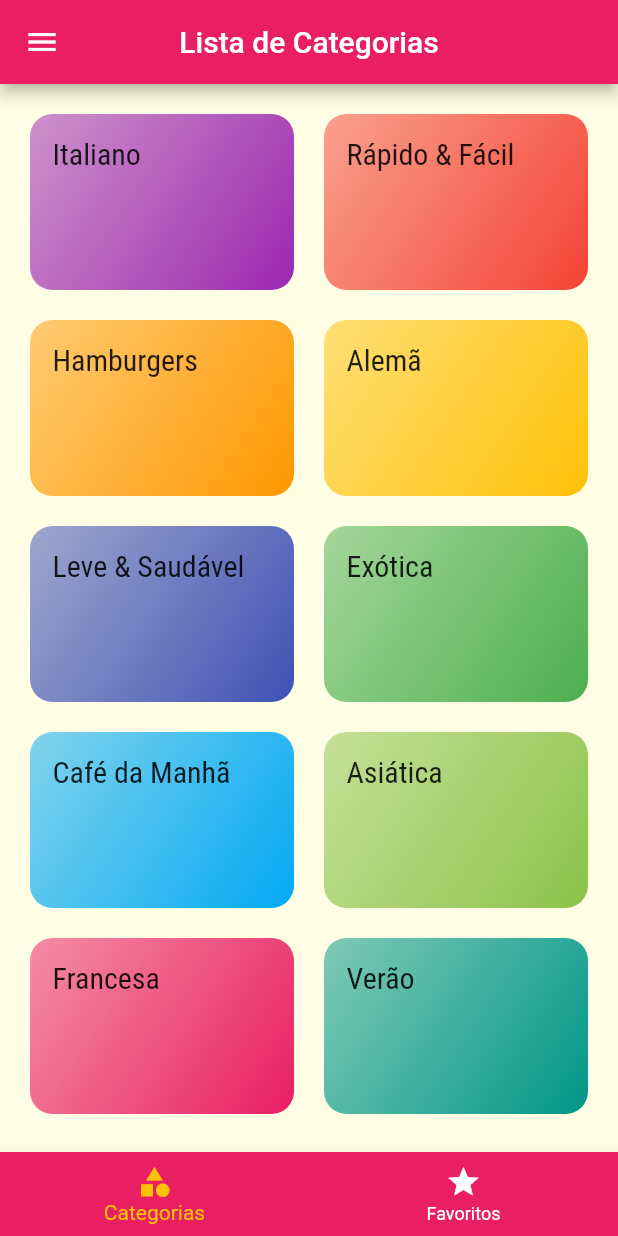
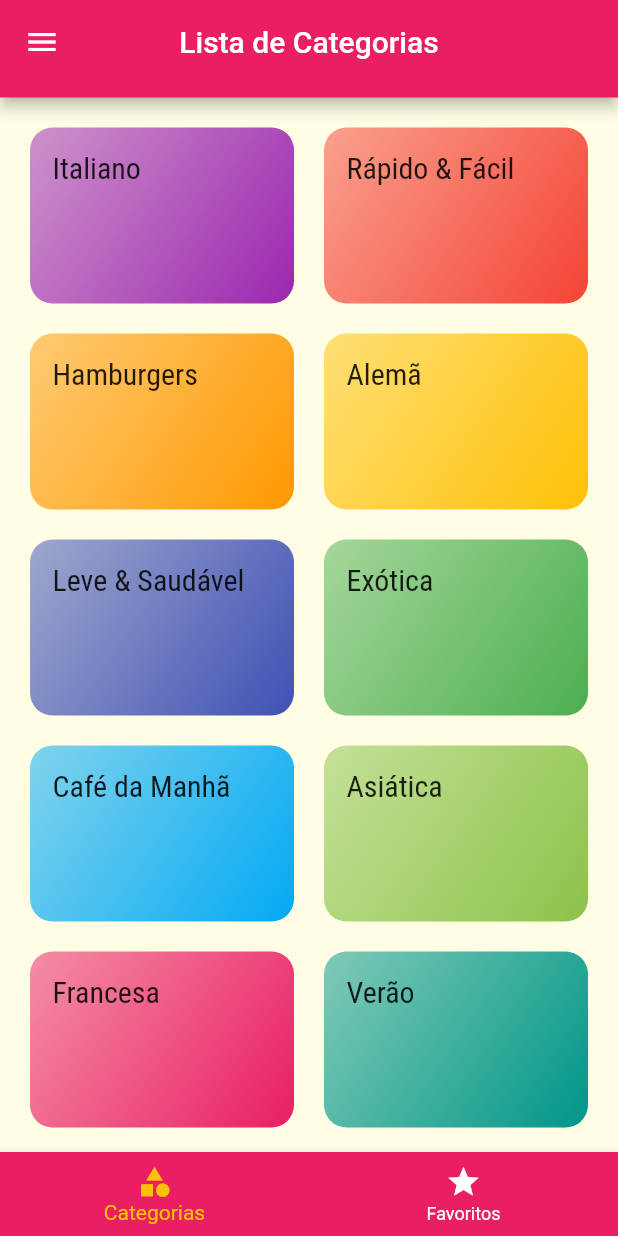
Before and after one commit to ramosnilmar/food-recipes, a Flutter app: the screen it shows after launch, in the side drawer, after a tap on "Refeições", on a phone screen of 412 x 824 dp. Run offline on Flutter 3.47's test engine with Material 2 defaults, Android fonts, the light colour scheme and no system bars.

Commit message:
add appBar in App

```diff
--- /dev/null
+++ b/lib/components/main_app_bar.dart
@@ -0,0 +1,22 @@
+import 'package:flutter/material.dart';
+
+class MainAppBar extends StatelessWidget implements PreferredSizeWidget {
+  const MainAppBar({
+    super.key,
+    required this.title,
+  });
+
+  final String title;
+
+  @override
+  Widget build(BuildContext context) {
+    return AppBar(
+      backgroundColor: Theme.of(context).primaryColor,
+      centerTitle: true,
+      title: Text(title),
+    );
+  }
+
+  @override
+  Size get preferredSize => const Size.fromHeight(65);
+}
--- a/lib/components/main_drawer.dart
+++ b/lib/components/main_drawer.dart
@@ -48,12 +48,14 @@ class MainDrawer extends StatelessWidget {
           _createItem(
             icon: Icons.restaurant,
             label: 'Refeições',
-            onTap: () => Navigator.of(context).pushNamed(AppRoutes.home),
+            onTap: () =>
+                Navigator.of(context).pushReplacementNamed(AppRoutes.home),
           ),
           _createItem(
             icon: Icons.settings,
             label: 'Configurações',
-            onTap: () => Navigator.of(context).pushNamed(AppRoutes.settings),
+            onTap: () =>
+                Navigator.of(context).pushReplacementNamed(AppRoutes.settings),
           ),
         ],
       ),
--- a/lib/screens/categories_meals_screen.dart
+++ b/lib/screens/categories_meals_screen.dart
@@ -1,3 +1,4 @@
+import 'package:ecommerce_app/components/main_app_bar.dart';
 import 'package:ecommerce_app/components/meal_item.dart';
 import 'package:ecommerce_app/data/dummy_data.dart';
 import 'package:ecommerce_app/models/category.dart';
@@ -15,9 +16,7 @@ class CategoriesMealsScreen extends StatelessWidget {
     }).toList();
 
     return Scaffold(
-      appBar: AppBar(
-        title: Text(category.title),
-      ),
+      appBar: MainAppBar(title: category.title),
       body: ListView.builder(
         itemCount: categoryMeals.length,
         itemBuilder: (context, index) {
--- a/lib/screens/meal_details_screen.dart
+++ b/lib/screens/meal_details_screen.dart
@@ -1,3 +1,4 @@
+import 'package:ecommerce_app/components/main_app_bar.dart';
 import 'package:ecommerce_app/models/meal.dart';
 import 'package:flutter/material.dart';
 
@@ -36,9 +37,7 @@ class MealDetalisScrees extends StatelessWidget {
     final meal = ModalRoute.of(context)?.settings.arguments as Meal;
 
     return Scaffold(
-        appBar: AppBar(
-          title: Text(meal.title),
-        ),
+        appBar: MainAppBar(title: meal.title),
         body: SingleChildScrollView(
           child: Column(
             children: <Widget>[
--- a/lib/screens/tabs_screen.dart
+++ b/lib/screens/tabs_screen.dart
@@ -1,3 +1,4 @@
+import 'package:ecommerce_app/components/main_app_bar.dart';
 import 'package:ecommerce_app/components/main_drawer.dart';
 import 'package:ecommerce_app/screens/categories_screen.dart';
 import 'package:ecommerce_app/screens/favorite_screen.dart';
@@ -34,12 +35,8 @@ class _TabScreenState extends State<TabScreen> {
   Widget build(BuildContext context) {
     return Scaffold(
       drawer: const MainDrawer(),
-      appBar: AppBar(
-        backgroundColor: Theme.of(context).primaryColor,
-        centerTitle: true,
-        title: Text(
-          _screens[_selectedScreenIndex]['title'],
-        ),
+      appBar: MainAppBar(
+        title: _screens[_selectedScreenIndex]['title'],
       ),
       body: _screens[_selectedScreenIndex]['screen'],
       bottomNavigationBar: BottomNavigationBar(
```
Also changed, not shown: lib/screens/settings_screen.dart (+5 -4 lines).
